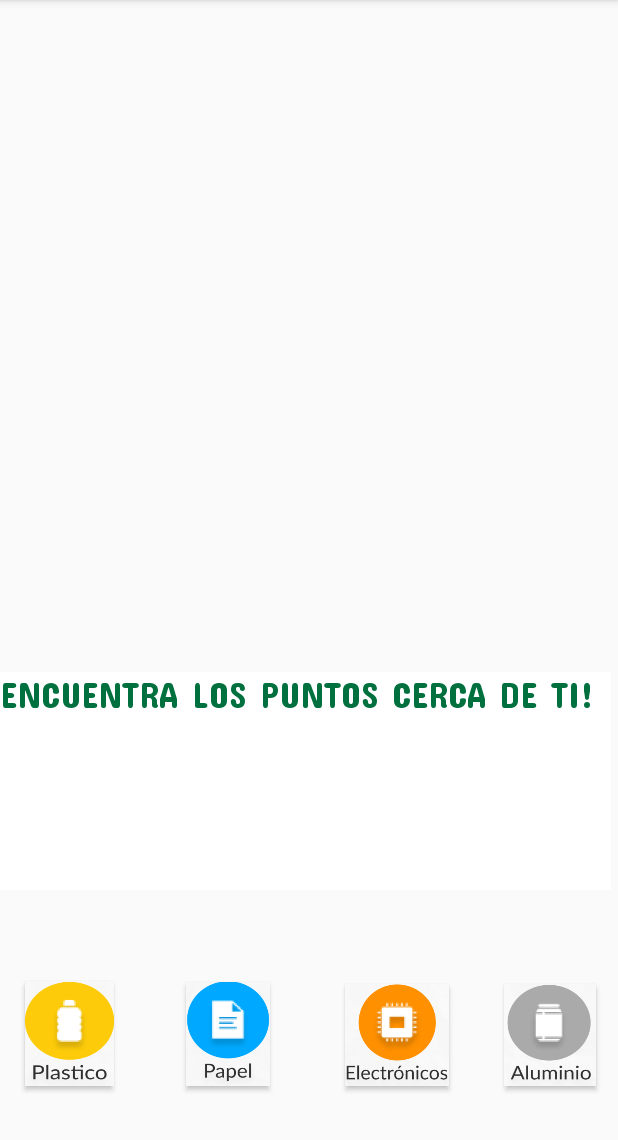
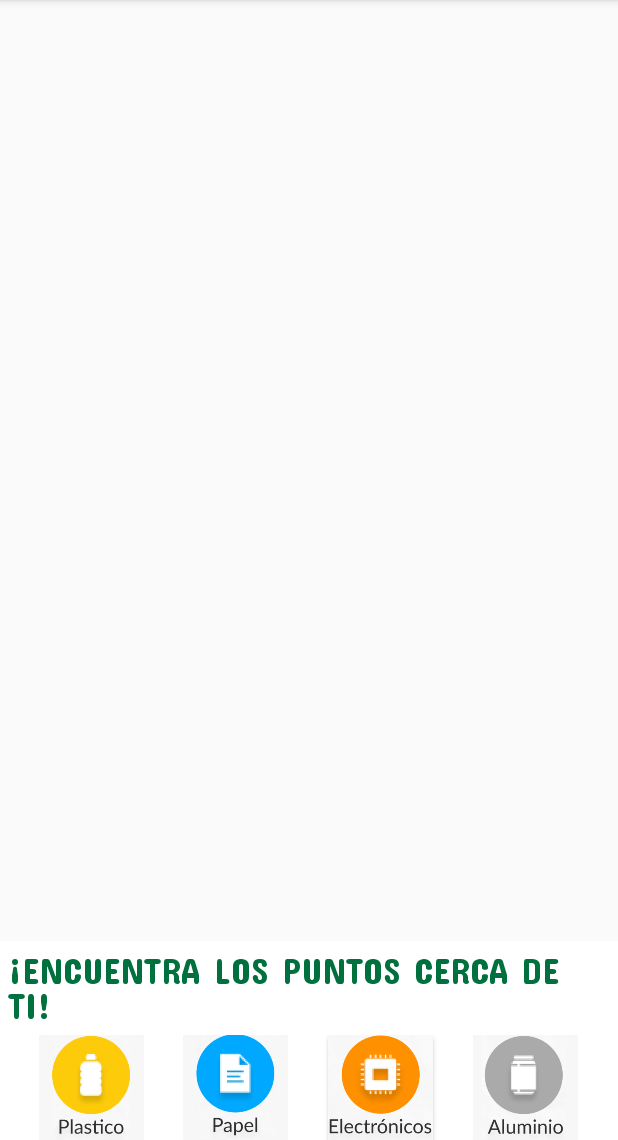
Before and after one commit to Naomiomi/yorecicloDemo, an Android app: the screen it shows after launch (MapsActivity), on a phone screen of 412 x 824 dp, the part 96-1236 px from its top. Run offline under Robolectric (Android 15) with nearby library versions, the phone set to English and light mode, and no system bars; our stand-ins replace Volley.

Commit message:
Nav redistribuido. Imagenes de botones por editar

```diff
--- a/app/src/main/res/layout/nav.xml
+++ b/app/src/main/res/layout/nav.xml
@@ -1,85 +1,91 @@
 <?xml version="1.0" encoding="utf-8"?>
-<android.support.constraint.ConstraintLayout xmlns:android="http://schemas.android.com/apk/res/android"
+<LinearLayout xmlns:android="http://schemas.android.com/apk/res/android"
     xmlns:app="http://schemas.android.com/apk/res-auto"
     xmlns:tools="http://schemas.android.com/tools"
     android:id="@+id/linearLayout"
     android:layout_width="match_parent"
-    android:layout_height="match_parent">
+    android:layout_height="match_parent"
+    android:orientation="vertical">
+
+    <ImageView
+        android:layout_width="wrap_content"
+        android:layout_height="0dp"
+        android:layout_weight="1"
+        tools:ignore="MissingConstraints" />
+
+    <LinearLayout
+        android:layout_width="match_parent"
+        android:layout_height="wrap_content"
+        android:background="@color/colorPrimary"
+        android:gravity="center"
+        android:orientation="vertical">
 
         <TextView
             android:id="@+id/encuentra_l"
-        android:layout_width="407dp"
-        android:layout_height="145dp"
-        android:layout_marginTop="512dp"
+            android:layout_width="wrap_content"
+            android:layout_height="wrap_content"
             android:background="@color/colorPrimary"
-        android:foregroundGravity="top"
-        android:gravity="top"
             android:text="@string/encuentra_l"
             android:textAppearance="@style/encuentra_l"
             app:fontFamily="@font/concert_one"
-        app:layout_constraintTop_toTopOf="parent"
-        tools:layout_editor_absoluteX="2dp" />
+            android:layout_margin="5dp"/>
+
+        <LinearLayout
+            android:layout_width="match_parent"
+            android:layout_height="wrap_content"
+            android:orientation="horizontal">
+
+            <ImageView
+                android:layout_width="0dp"
+                android:layout_weight="1"
+                android:layout_height="wrap_content" />
 
             <Button
                 android:id="@+id/plastico"
-        android:layout_width="59dp"
                 android:layout_height="70dp"
-        android:background="@drawable/plastico"
-        android:padding="10dp"
-        android:paddingLeft="10dp"
-        android:paddingRight="10dp"
-        app:layout_constraintBottom_toBottomOf="@+id/papel"
-        app:layout_constraintEnd_toEndOf="@+id/papel"
-        app:layout_constraintHorizontal_bias="0.136"
-        app:layout_constraintStart_toStartOf="parent"
-        app:layout_constraintTop_toTopOf="parent"
-        app:layout_constraintVertical_bias="1.0"></Button>
+                android:layout_width="70dp"
+                android:background="@drawable/plastico"></Button>
+
+            <ImageView
+                android:layout_width="0dp"
+                android:layout_weight="1"
+                android:layout_height="wrap_content" />
 
             <Button
                 android:id="@+id/papel"
-        android:layout_width="56dp"
-        android:layout_height="69dp"
-        android:background="@drawable/papel"
-        android:padding="10dp"
-        android:paddingLeft="10dp"
-        android:paddingRight="10dp"
-        app:layout_constraintBottom_toBottomOf="@+id/elect"
-        app:layout_constraintEnd_toEndOf="@+id/elect"
-        app:layout_constraintHorizontal_bias="0.51"
-        app:layout_constraintStart_toStartOf="parent"
-        app:layout_constraintTop_toTopOf="parent"
-        app:layout_constraintVertical_bias="1.0"></Button>
+                android:layout_height="70dp"
+                android:layout_width="70dp"
+                android:background="@drawable/papel"></Button>
+
+            <ImageView
+                android:layout_width="0dp"
+                android:layout_weight="1"
+                android:layout_height="wrap_content" />
 
             <Button
                 android:id="@+id/elect"
-        android:layout_width="69dp"
-        android:layout_height="68dp"
-        android:background="@drawable/elect"
-        android:padding="10dp"
-        android:paddingLeft="10dp"
-        android:paddingRight="10dp"
-        app:layout_constraintBottom_toBottomOf="@+id/alu"
-        app:layout_constraintEnd_toEndOf="@+id/alu"
-        app:layout_constraintHorizontal_bias="0.701"
-        app:layout_constraintStart_toStartOf="parent"
-        app:layout_constraintTop_toTopOf="parent"
-        app:layout_constraintVertical_bias="1.0"></Button>
+                android:layout_height="70dp"
+                android:layout_width="70dp"
+                android:background="@drawable/elect"></Button>
+
+            <ImageView
+                android:layout_width="0dp"
+                android:layout_weight="1"
+                android:layout_height="wrap_content" />
 
             <Button
                 android:id="@+id/alu"
-        android:layout_width="61dp"
-        android:layout_height="68dp"
-        android:layout_marginStart="336dp"
-        android:layout_marginLeft="336dp"
-        android:layout_marginBottom="36dp"
-        android:background="@drawable/aluminio"
-        android:padding="10dp"
-        android:paddingLeft="10dp"
-        android:paddingRight="10dp"
-        app:layout_constraintBottom_toBottomOf="parent"
-        app:layout_constraintStart_toStartOf="@+id/encuentra_l"></Button>
+                android:layout_height="70dp"
+                android:layout_width="70dp"
+                android:background="@drawable/aluminio"></Button>
 
+            <ImageView
+                android:layout_width="0dp"
+                android:layout_weight="1"
+                android:layout_height="wrap_content" />
 
+        </LinearLayout>
 
+    </LinearLayout>
 
-</android.support.constraint.ConstraintLayout>
+</LinearLayout>
--- a/app/src/main/res/values/strings.xml
+++ b/app/src/main/res/values/strings.xml
@@ -6,5 +6,5 @@
     <string name="pl_stico">Plástico</string>
     <string name="yoreciclo">YoReciclo</string>
     <string name="mxl">mxl</string>
-    <string name="encuentra_l">  ENCUENTRA LOS PUNTOS CERCA DE TI!</string>
+    <string name="encuentra_l">  ¡ENCUENTRA LOS PUNTOS CERCA DE TI!</string>
 </resources>
```
Also changed, not shown: app/src/main/res/drawable/aluminio.png, app/src/main/res/drawable/papel.png, app/src/main/res/drawable/plastico.png. Lines whose indentation alone changed are shown as unchanged.
